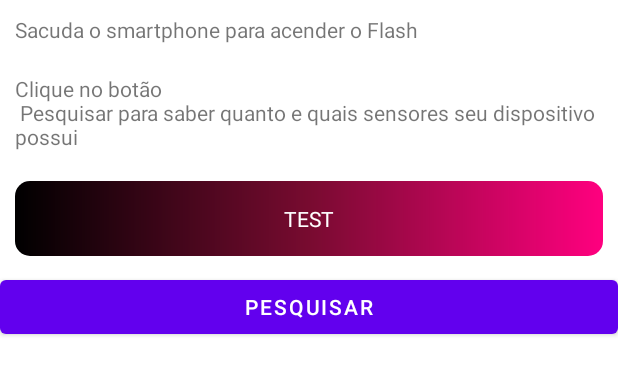
After one commit to MoraesAN/TrabalhoFinal, an Android app: the layout activity_sensores.xml on its own in the app's theme, with its tools: preview values and no code run, on a phone screen of 412 x 824 dp. The commit adds this screen. Shown: the top 375 px of the screen. Run offline under Robolectric (Android 15) with nearby library versions, the phone set to English and light mode, and no system bars.

Commit message:
12.04.21

```diff
--- a/app/src/main/java/com/example/trabalhofinal/Imc.java
+++ b/app/src/main/java/com/example/trabalhofinal/IMC/Imc.java
@@ -1,4 +1,4 @@
-package com.example.trabalhofinal;
+package com.example.trabalhofinal.IMC;
 
 public class Imc {
     public static double calcularIMC(double p, double a){ return p/(Math.pow(a , 2));}
--- a/app/src/main/java/com/example/trabalhofinal/MaskWatcher.java
+++ b/app/src/main/java/com/example/trabalhofinal/IMC/MaskWatcher.java
@@ -1,4 +1,4 @@
-package com.example.trabalhofinal;
+package com.example.trabalhofinal.IMC;
 
 import android.text.Editable;
 import android.text.TextWatcher;
--- /dev/null
+++ b/app/src/main/res/drawable/shape_sensores.xml
@@ -0,0 +1,12 @@
+<?xml version="1.0" encoding="utf-8"?>
+<shape xmlns:android="http://schemas.android.com/apk/res/android">
+    <corners
+        android:radius="10dp"
+        ></corners>
+    <gradient
+        android:angle="180"
+        android:centerColor="#780B30"
+        android:startColor="@color/pink"
+        android:endColor="@color/black"></gradient>
+
+</shape>
--- a/app/src/main/res/layout/activity_main.xml
+++ b/app/src/main/res/layout/activity_main.xml
@@ -6,7 +6,7 @@
     android:layout_height="match_parent"
     android:gravity="center"
     android:orientation="vertical"
-    tools:context=".MainActivity">
+    tools:context=".IMC.MainActivity">
 
     <TextView
         android:id="@+id/textView2"
--- /dev/null
+++ b/app/src/main/res/layout/activity_sensores.xml
@@ -0,0 +1,40 @@
+<?xml version="1.0" encoding="utf-8"?>
+<LinearLayout xmlns:android="http://schemas.android.com/apk/res/android"
+    xmlns:app="http://schemas.android.com/apk/res-auto"
+    xmlns:tools="http://schemas.android.com/tools"
+    android:layout_width="match_parent"
+    android:layout_height="match_parent"
+    android:orientation="vertical"
+    tools:context=".IMC.Sensores.SensoresActivity">
+
+    <TextView
+        android:layout_width="match_parent"
+        android:layout_margin="10dp"
+        android:layout_height="wrap_content"
+        android:text="@string/titulo_Sensores" />
+
+    <TextView
+        android:id="@+id/textView"
+        android:layout_width="match_parent"
+        android:layout_margin="10dp"
+        android:layout_height="wrap_content"
+        android:text="@string/texto_Sensores" />
+
+    <TextView
+        android:id="@+id/txtRespostaSensores"
+        android:layout_width="match_parent"
+        android:layout_height="wrap_content"
+        android:background="@drawable/shape_sensores"
+        android:textColor="@color/white"
+        android:text="TEST"
+        android:layout_margin="10dp"
+        android:padding="15dp"
+        android:gravity="center"/>
+
+    <Button
+        android:id="@+id/btnSensores"
+        android:layout_width="match_parent"
+        android:onClick="lerSensor"
+        android:layout_height="wrap_content"
+        android:text="@string/btn_Sensores" />
+</LinearLayout>
--- a/app/src/main/res/values/strings.xml
+++ b/app/src/main/res/values/strings.xml
@@ -10,8 +10,11 @@
     <string name="imcObesoGrave">Obesidade Grave - </string>
 
     <string name="nota">O IMC é amplamente utilizado para avaliar se uma pessoa tem um peso saudável. No entanto, o cálculo não distingue gordura de músculo.</string>
-    <!-- TODO: Remove or change this placeholder text -->
-    <string name="hello_blank_fragment">Hello blank fragment</string>
 
+    // SENSORES
+
+    <string name="btn_Sensores">Pesquisar</string>
+    <string name="titulo_Sensores">Sacuda o smartphone para acender o Flash</string>
+    <string name="texto_Sensores">Clique no botão \n "Pesquisar" para saber quanto e quais sensores seu dispositivo possui</string>
 
 </resources>
```
Also changed, not shown: app/src/main/AndroidManifest.xml (+5 -3 lines), app/src/main/java/com/example/trabalhofinal/IMC/MainActivity.java (renamed from app/src/main/java/com/example/trabalhofinal/MainActivity.java, +12 -10 lines), app/src/main/java/com/example/trabalhofinal/Sensores/SensoresActivity.java (added, +87 -0 lines), app/src/main/java/com/example/trabalhofinal/menu.java (added, +13 -0 lines), app/src/main/res/menu/menu.xml (added, +14 -0 lines).
